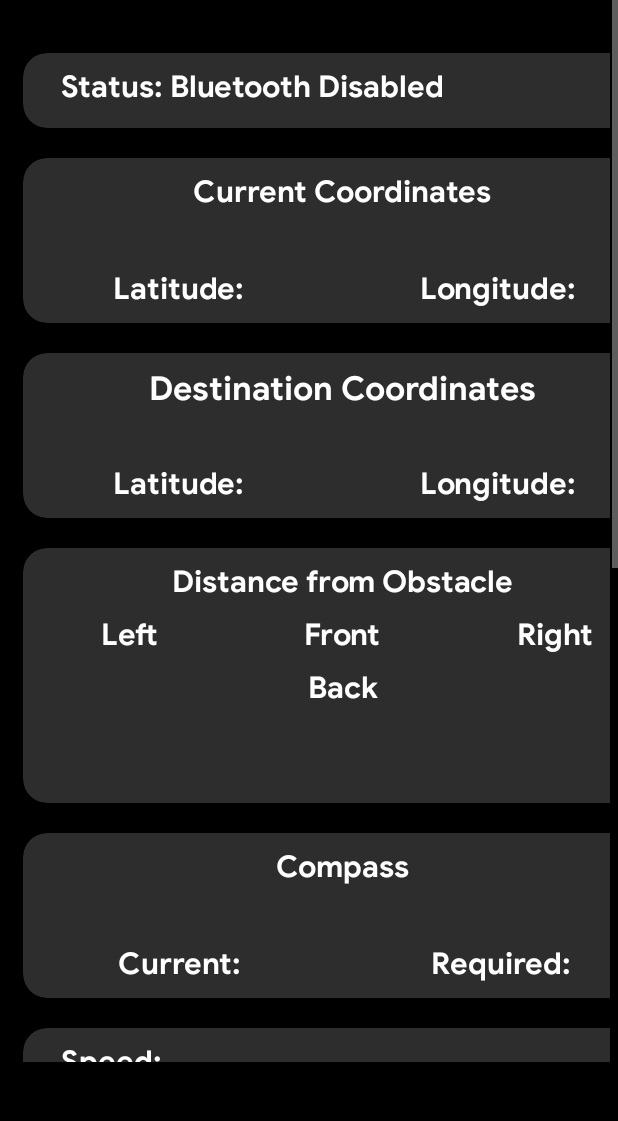
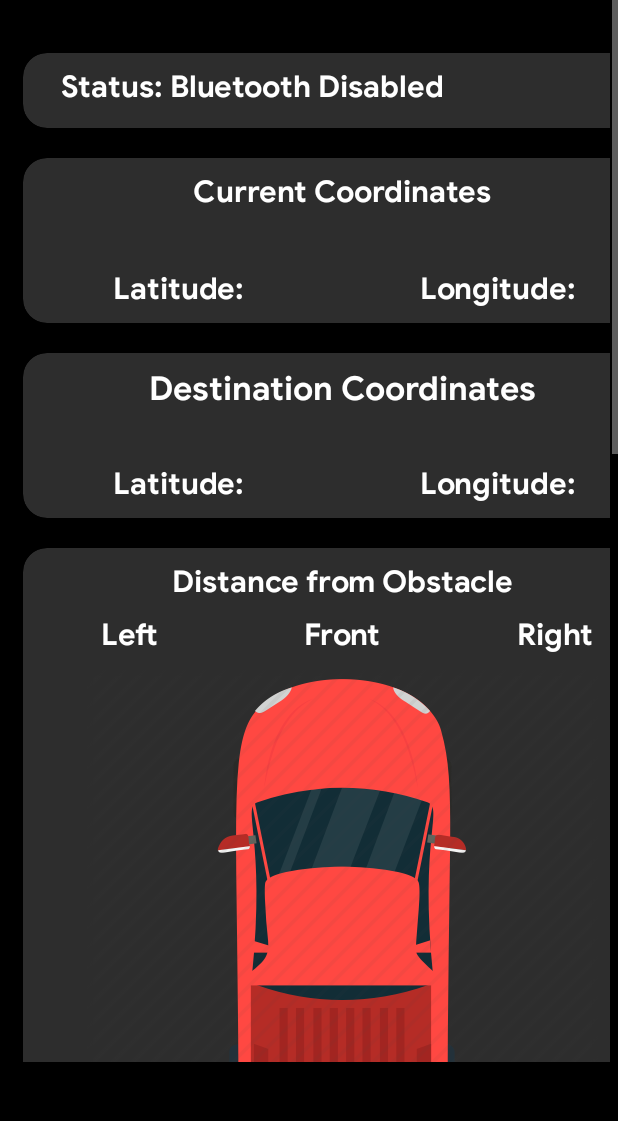
Before and after one commit to akhilcherukuri/canster_truck_application, an Android app: the InfoActivity screen opened directly, with no data from a screen before it, on a phone screen of 412 x 824 dp, the part 76-1197 px from its top. Run offline under Robolectric (Android 15) with nearby library versions, the phone set to English and light mode, and no system bars; 1 statement that could not run was skipped.

Commit message:
added final changes, application completed

```diff
--- a/app/src/main/res/layout/activity_info_main.xml
+++ b/app/src/main/res/layout/activity_info_main.xml
@@ -219,7 +219,7 @@
 
                 <androidx.cardview.widget.CardView
                     android:layout_width="425dp"
-                    android:layout_height="170dp"
+                    android:layout_height="match_parent"
                     android:layout_margin="10dp"
                     android:layout_gravity="center"
                     app:cardBackgroundColor="@color/grey2"
@@ -228,7 +228,7 @@
 
                     <LinearLayout
                         android:layout_width="match_parent"
-                        android:layout_height="match_parent"
+                        android:layout_height="wrap_content"
                         android:orientation="vertical">
 
                         <TextView
@@ -294,6 +294,16 @@
                                 android:textSize="20sp" />
 
                         </LinearLayout>
+
+                        <ImageView
+                            android:layout_width="wrap_content"
+                            android:layout_height="wrap_content"
+                            android:visibility="visible"
+                            android:layout_gravity="center"
+                            app:srcCompat="@drawable/cariconsensor"
+                            tools:srcCompat="@drawable/cariconsensor"
+                            tools:visibility="visible"/>
+
 
                         <TextView
                             android:id="@+id/tV_ultraBack_info"
```
Also changed, not shown: app/src/main/res/drawable-hdpi/cariconsensor.png (added), 1 other file.
